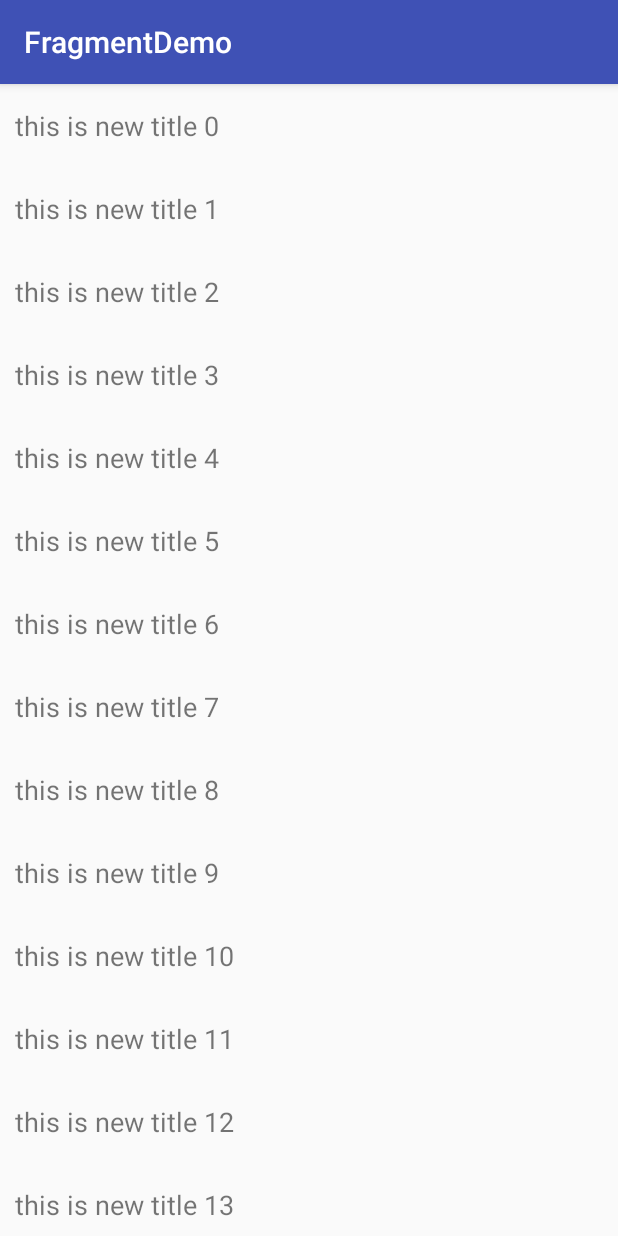
After one commit to muyexiaogui/Fragment, an Android app: the NewsActivity screen opened directly, with no data from a screen before it, on a phone screen of 412 x 824 dp. The commit adds this screen. Run offline under Robolectric (Android 15) with nearby library versions, the phone set to English and light mode, and no system bars.

Commit message:
新闻实例

```diff
--- a/app/build.gradle
+++ b/app/build.gradle
@@ -19,10 +19,11 @@ android {
 }
 
 dependencies {
-    implementation fileTree(dir: 'libs', include: ['*.jar'])
+    implementation fileTree(include: ['*.jar'], dir: 'libs')
     implementation 'com.android.support:appcompat-v7:26.1.0'
     implementation 'com.android.support.constraint:constraint-layout:1.1.0'
     testImplementation 'junit:junit:4.12'
     androidTestImplementation 'com.android.support.test:runner:1.0.2'
     androidTestImplementation 'com.android.support.test.espresso:espresso-core:3.0.2'
+    implementation 'com.android.support:recyclerview-v7:26.0.0-alpha1'
 }
--- a/app/src/main/AndroidManifest.xml
+++ b/app/src/main/AndroidManifest.xml
@@ -24,6 +24,10 @@
         </activity>
         <activity android:name=".Demo5Activity">
         </activity>
+        <activity android:name=".NewsContentActivity">
+        </activity>
+        <activity android:name=".NewsActivity">
+        </activity>
     </application>
 
 </manifest>
--- a/app/src/main/java/lhx/com/fragmentdemo/MainActivity.java
+++ b/app/src/main/java/lhx/com/fragmentdemo/MainActivity.java
@@ -41,6 +41,8 @@ public class MainActivity extends AppCompatActivity {
             case R.id.demo5:
                 startActivity(new Intent(MainActivity.this,Demo5Activity.class));
                 break;
+            case R.id.newsDemo:
+                startActivity(new Intent(MainActivity.this,NewsActivity.class));
         }
         return true;
     }
--- /dev/null
+++ b/app/src/main/java/lhx/com/fragmentdemo/News.java
@@ -0,0 +1,37 @@
+package lhx.com.fragmentdemo;
+
+/**
+ * Created by lhx
+ * date:on 2018/5/3 0003.
+ * TODO :新闻实体类
+ */
+
+public class News {
+
+    private String title;
+    private String content;
+
+    public News() {
+    }
+
+    public News(String title, String content) {
+        this.title = title;
+        this.content = content;
+    }
+
+    public String getTitle() {
+        return title;
+    }
+
+    public void setTitle(String title) {
+        this.title = title;
+    }
+
+    public String getContent() {
+        return content;
+    }
+
+    public void setContent(String content) {
+        this.content = content;
+    }
+}
--- /dev/null
+++ b/app/src/main/java/lhx/com/fragmentdemo/NewsActivity.java
@@ -0,0 +1,13 @@
+package lhx.com.fragmentdemo;
+
+import android.support.v7.app.AppCompatActivity;
+import android.os.Bundle;
+
+public class NewsActivity extends AppCompatActivity {
+
+    @Override
+    protected void onCreate(Bundle savedInstanceState) {
+        super.onCreate(savedInstanceState);
+        setContentView(R.layout.activity_news2);
+    }
+}
--- /dev/null
+++ b/app/src/main/java/lhx/com/fragmentdemo/NewsTitleFragment.java
@@ -0,0 +1,122 @@
+package lhx.com.fragmentdemo;
+
+import android.os.Bundle;
+import android.support.annotation.Nullable;
+import android.support.v4.app.Fragment;
+import android.support.v7.widget.LinearLayoutManager;
+import android.support.v7.widget.RecyclerView;
+import android.view.LayoutInflater;
+import android.view.View;
+import android.view.ViewGroup;
+import android.widget.TextView;
+
+import java.util.ArrayList;
+import java.util.List;
+import java.util.Random;
+
+/**
+ * Created by lhx
+ * date:on 2018/5/3 0003.
+ * TODO :
+ */
+
+public class NewsTitleFragment extends Fragment {
+    private View rootView;
+    private  boolean isTwoPane;
+    private RecyclerView newsTitleRecyclerView;
+
+
+    @Nullable
+    @Override
+    public View onCreateView(LayoutInflater inflater, @Nullable ViewGroup container, @Nullable Bundle savedInstanceState) {
+        rootView = inflater.inflate(R.layout.news_title_frag,container,false);
+        newsTitleRecyclerView = (RecyclerView) rootView.findViewById(R.id.news_title_recycler_view);
+        LinearLayoutManager manager = new LinearLayoutManager(getContext());
+        newsTitleRecyclerView.setLayoutManager(manager);
+        NewsAdapter adapter = new NewsAdapter(getNews());
+        newsTitleRecyclerView.setAdapter(adapter);
+        return rootView;
+    }
+
+    private List<News> getNews(){
+        List<News> newsList = new ArrayList<>();
+        for (int i = 0; i <= 50 ; i++) {
+            News news = new News();
+            news.setTitle("this is new title " + i);
+            news.setContent(getRandomLengthContent("这是内容"+i));
+            newsList.add(news);
+        }
+        return  newsList;
+    }
+
+    private String getRandomLengthContent(String content){
+        Random random = new Random();
+        int length  = random.nextInt(20)+1;
+        StringBuilder builder = new StringBuilder();
+        for (int i = 0; i <length ; i++) {
+            builder.append(content);
+        }
+        return  builder.toString();
+    }
+
+    @Override
+    public void onActivityCreated(@Nullable Bundle savedInstanceState) {
+        super.onActivityCreated(savedInstanceState);
+        if(getActivity().findViewById(R.id.news_content_layout) != null){
+            isTwoPane = true; //为双页模式
+        }else {
+            isTwoPane = false; //为单页模式
+        }
+    }
+
+    class NewsAdapter extends RecyclerView.Adapter<NewsAdapter.ViewHolder> {
+
+        private List<News> mNewsList;
+
+        public NewsAdapter(List<News> mNewsList) {
+            this.mNewsList = mNewsList;
+        }
+
+        @Override
+        public ViewHolder onCreateViewHolder(ViewGroup parent, int viewType) {
+            View view  = LayoutInflater.from(getActivity()).inflate(R.layout.news_item,parent,false);
+            final ViewHolder holder = new ViewHolder(view);
+            view.setOnClickListener(new View.OnClickListener() {
+                @Override
+                public void onClick(View view) {
+                    News news = mNewsList.get(holder.getAdapterPosition());
+                    if(isTwoPane){
+                        //如果是双页模式，刷新NewsContentFragment中的内容
+                        NewsContentFragment newsContentFragment = (NewsContentFragment) getFragmentManager().findFragmentById(R.id.news_content_fragment);
+                        newsContentFragment.refresh(news.getTitle(),news.getContent());
+                    }else{
+                        //单页模式 直接启动NewsContentActivity
+                        NewsContentActivity.actionStart(getActivity(),news.getTitle(),news.getContent());
+
+                    }
+
+                }
+            });
+            return holder;
+        }
+
+        @Override
+        public void onBindViewHolder(ViewHolder holder, int position) {
+            News news = mNewsList.get(position);
+            holder.newsTitleTv.setText(news.getTitle());
+        }
+
+        @Override
+        public int getItemCount() {
+            return mNewsList.size();
+        }
+
+         class ViewHolder extends RecyclerView.ViewHolder{
+            private TextView newsTitleTv;
+            public ViewHolder(View itemView) {
+                super(itemView);
+                newsTitleTv = itemView.findViewById(R.id.news_title);
+            }
+        }
+    }
+}
--- /dev/null
+++ b/app/src/main/res/layout-sw600dp/activity_news2.xml
@@ -0,0 +1,27 @@
+<?xml version="1.0" encoding="utf-8"?>
+<LinearLayout
+    xmlns:android="http://schemas.android.com/apk/res/android"
+    xmlns:app="http://schemas.android.com/apk/res-auto"
+    xmlns:tools="http://schemas.android.com/tools"
+    android:layout_width="match_parent"
+    android:layout_height="match_parent"
+    tools:context="lhx.com.fragmentdemo.NewsActivity">
+    <fragment
+        android:id="@+id/news_title_fragment"
+        android:name="lhx.com.fragmentdemo.NewsTitleFragment"
+        android:layout_width="0dp"
+        android:layout_weight="1"
+        android:layout_height="match_parent"/>
+    <FrameLayout
+        android:id="@+id/news_content_layout"
+        android:layout_width="0dp"
+        android:layout_height="match_parent"
+        android:layout_weight="3">
+        <fragment
+            android:id="@+id/news_content_fragment"
+            android:name="lhx.com.fragmentdemo.NewsContentFragment"
+            android:layout_width="match_parent"
+            android:layout_height="match_parent"/>
+    </FrameLayout>
+
+</LinearLayout>
--- /dev/null
+++ b/app/src/main/res/layout/activity_news2.xml
@@ -0,0 +1,15 @@
+<?xml version="1.0" encoding="utf-8"?>
+<FrameLayout
+    xmlns:android="http://schemas.android.com/apk/res/android"
+    xmlns:app="http://schemas.android.com/apk/res-auto"
+    xmlns:tools="http://schemas.android.com/tools"
+    android:layout_width="match_parent"
+    android:layout_height="match_parent"
+    tools:context="lhx.com.fragmentdemo.NewsActivity">
+    <fragment
+        android:id="@+id/news_title_fragment"
+        android:name="lhx.com.fragmentdemo.NewsTitleFragment"
+        android:layout_width="match_parent"
+        android:layout_height="match_parent"/>
+
+</FrameLayout>
--- /dev/null
+++ b/app/src/main/res/layout/news_item.xml
@@ -0,0 +1,14 @@
+<?xml version="1.0" encoding="utf-8"?>
+<TextView xmlns:android="http://schemas.android.com/apk/res/android"
+          android:layout_width="match_parent"
+          android:layout_height="wrap_content"
+          android:id="@+id/news_title"
+          android:maxLines="1"
+          android:ellipsize="end"
+    android:textSize="18sp"
+    android:paddingLeft="10dp"
+    android:paddingRight="10dp"
+    android:paddingTop="15dp"
+    android:paddingBottom="15dp">
+
+</TextView>
--- /dev/null
+++ b/app/src/main/res/layout/news_title_frag.xml
@@ -0,0 +1,11 @@
+<?xml version="1.0" encoding="utf-8"?>
+<LinearLayout xmlns:android="http://schemas.android.com/apk/res/android"
+              android:layout_width="match_parent"
+              android:layout_height="match_parent">
+
+    <android.support.v7.widget.RecyclerView
+        android:id="@+id/news_title_recycler_view"
+        android:layout_width="match_parent"
+        android:layout_height="match_parent"/>
+
+</LinearLayout>
--- a/app/src/main/res/menu/main_menu.xml
+++ b/app/src/main/res/menu/main_menu.xml
@@ -8,4 +8,6 @@
         android:title="Demo4"/>
     <item android:id="@+id/demo5"
           android:title="Demo5"/>
+    <item android:id="@+id/newsDemo"
+        android:title="新闻demo"/>
 </menu>
```
Also changed, not shown: app/src/main/java/lhx/com/fragmentdemo/NewsContentActivity.java (added, +26 -0 lines), app/src/main/java/lhx/com/fragmentdemo/NewsContentFragment.java (added, +37 -0 lines), app/src/main/res/layout/activity_news_content.xml (added, +16 -0 lines), app/src/main/res/layout/news_content_frag.xml (added, +41 -0 lines).
